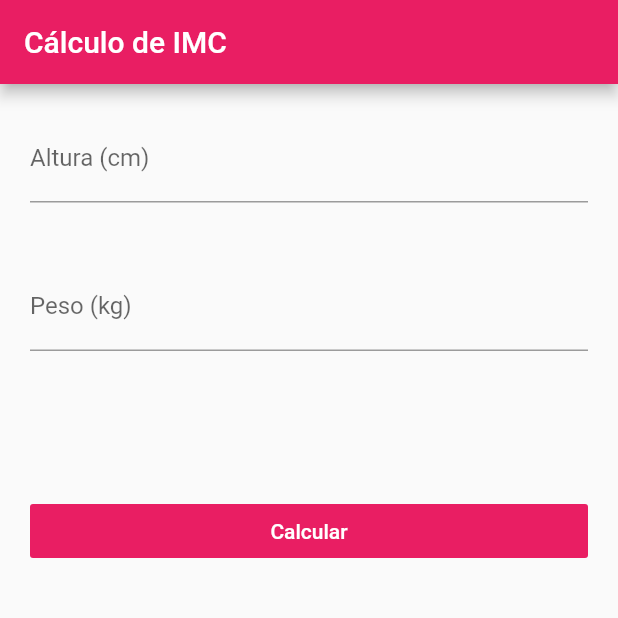
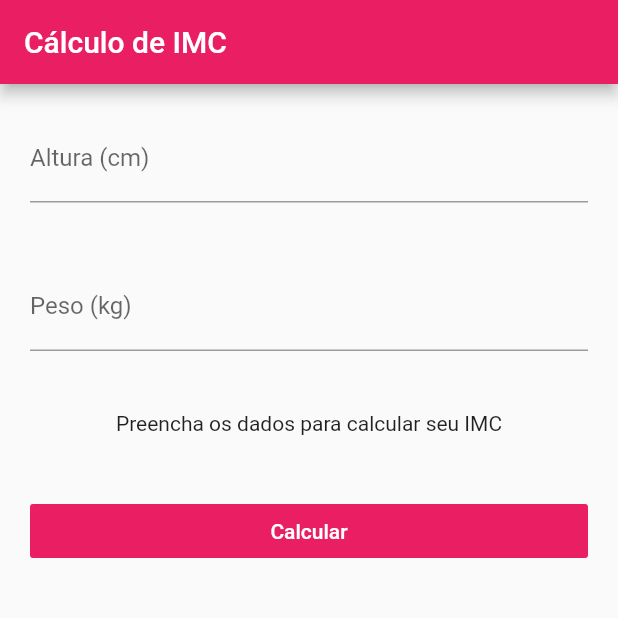
Before and after one commit to allefsousa/Flutter-Bloc-Imc, a Flutter app: the screen it shows after launch, after a tap on "Calcular", on a phone screen of 412 x 824 dp, the top half of it. Run offline on Flutter 3.47's test engine with Material 2 defaults, Android fonts, the phone set to English and light mode, and no system bars; our stand-ins replace flutter_masked_text.

Commit message:
Implementando Bloc com flutter

```diff
--- a/lib/android/pages/home.page.dart
+++ b/lib/android/pages/home.page.dart
@@ -1,4 +1,5 @@
 import 'package:flutter/material.dart';
+import 'package:flutter_bloc/bloc/ImcBloc.dart';
 
 class HomePage extends StatefulWidget {
   @override
@@ -6,6 +7,8 @@ class HomePage extends StatefulWidget {
 }
 
 class _HomePageState extends State<HomePage> {
+  var bloc = new ImcBloc();
+
 
   @override
   Widget build(BuildContext context) {
@@ -21,7 +24,7 @@ class _HomePageState extends State<HomePage> {
               decoration: InputDecoration(
                 labelText: "Altura (cm)",
               ),
-              controller: null,
+              controller: bloc.heightCtrl,
               keyboardType: TextInputType.number,
             ),
           ),
@@ -31,14 +34,14 @@ class _HomePageState extends State<HomePage> {
               decoration: InputDecoration(
                 labelText: "Peso (kg)",
               ),
-              controller: null,
+              controller: bloc.weightCtrl,
               keyboardType: TextInputType.number,
             ),
           ),
           Padding(
             padding: EdgeInsets.all(20),
             child: Text(
-              "",
+              bloc.result,
               textAlign: TextAlign.center,
             ),
           ),
@@ -54,7 +57,8 @@ class _HomePageState extends State<HomePage> {
               ),
               onPressed: () {
                 setState(() {
-
+                bloc.calculate();
+                bloc.clearControls();
                 });
               },
             ),
--- /dev/null
+++ b/lib/bloc/ImcBloc.dart
@@ -0,0 +1,32 @@
+import 'package:flutter_masked_text/flutter_masked_text.dart';
+
+class ImcBloc{
+  var heightCtrl = new MaskedTextController(mask: '000');
+  var weightCtrl = new MaskedTextController(mask: '000');
+  var result = "Preencha os dados para calcular seu IMC";
+  calculate() {
+    double weight = double.parse(weightCtrl.text);
+    double height = double.parse(heightCtrl.text) / 100;
+    double imc = weight / (height * height);
+
+    if (imc < 18.6) {
+      result = "Abaixo do Peso (${imc.toStringAsPrecision(2)})";
+    } else if (imc >= 18.6 && imc <= 24.9) {
+      result = "Peso Ideal (${imc.toStringAsPrecision(2)})";
+    } else if (imc >= 24.9 && imc <= 29.9) {
+      result = "Levemente acima do peso (${imc.toStringAsPrecision(2)})";
+    } else if (imc >= 24.9 && imc <= 34.9) {
+      result = "Obesidade Grau I (${imc.toStringAsPrecision(2)})";
+    } else if (imc >= 34.9 && imc <= 39.9) {
+      result = "Obesidade Grau II (${imc.toStringAsPrecision(2)})";
+    } else if (imc >= 40) {
+      result = "Obesidade Grau III (${imc.toStringAsPrecision(2)})";
+    }
+  }
+
+  clearControls(){
+    heightCtrl.clear();
+    weightCtrl.clear();
+  }
+
+}
--- a/lib/ios/pages/home.page.dart
+++ b/lib/ios/pages/home.page.dart
@@ -1,4 +1,5 @@
 import 'package:flutter/cupertino.dart';
+import 'package:flutter_bloc/bloc/ImcBloc.dart';
 
 class HomePage extends StatefulWidget {
   @override
@@ -6,6 +7,8 @@ class HomePage extends StatefulWidget {
 }
 
 class _HomePageState extends State<HomePage> {
+  var bloc = new ImcBloc();
+
 
   @override
   Widget build(BuildContext context) {
@@ -19,7 +22,7 @@ class _HomePageState extends State<HomePage> {
             padding: EdgeInsets.all(20),
             child: CupertinoTextField(
               placeholder: "Altura (cm)",
-              controller: null,
+              controller: bloc.heightCtrl,
               keyboardType: TextInputType.number,
             ),
           ),
@@ -27,14 +30,14 @@ class _HomePageState extends State<HomePage> {
             padding: EdgeInsets.all(20),
             child: CupertinoTextField(
               placeholder: "Peso (kg)",
-              controller: null,
+              controller: bloc.weightCtrl,
               keyboardType: TextInputType.number,
             ),
           ),
           Padding(
             padding: EdgeInsets.all(20),
             child: Text(
-             "",
+             bloc.result,
               textAlign: TextAlign.center,
             ),
           ),
@@ -46,7 +49,8 @@ class _HomePageState extends State<HomePage> {
               ),
               onPressed: () {
                 setState(() {
-
+                  bloc.calculate();
+                  bloc.clearControls();
                 });
               },
             ),
--- a/pubspec.yaml
+++ b/pubspec.yaml
@@ -23,6 +23,8 @@ dependencies:
   # The following adds the Cupertino Icons font to your application.
   # Use with the CupertinoIcons class for iOS style icons.
   cupertino_icons: ^0.1.2
+  flutter_masked_text: ^0.8.0
+
 
 dev_dependencies:
   flutter_test:
```
Also changed, not shown: pubspec.lock.
